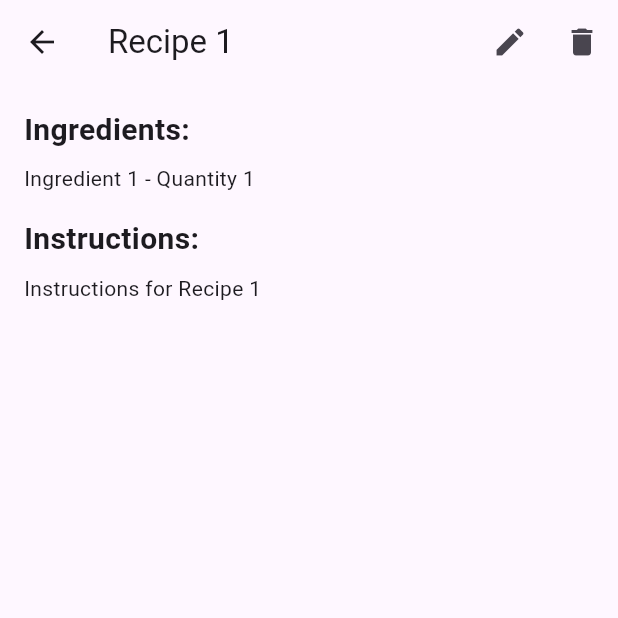
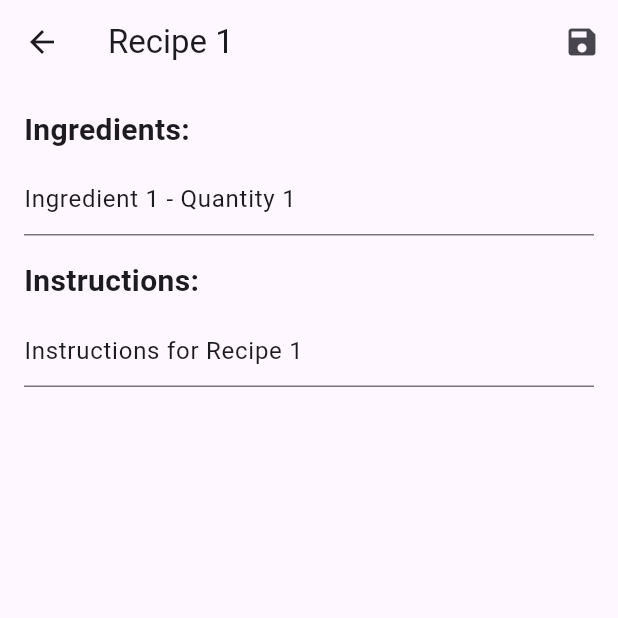
Before and after one commit to Ibrahimawoleiro/Recipe_Flutter_App, a Flutter app: the screen it shows after launch, after a tap on "Recipe 1", on a phone screen of 412 x 824 dp, the top half of it. Run offline on Flutter 3.47's test engine with Material 3 defaults, Android fonts, the phone set to English and light mode, and no system bars; our stand-ins replace flutter_colorpicker.

Commit message:
Adding the ability to modify recipe

```diff
--- a/lib/Model/Recipe.dart
+++ b/lib/Model/Recipe.dart
@@ -1,15 +1,24 @@
-// recipe.dart
+import 'package:flutter/foundation.dart';
 import 'Ingredient.dart';
+
 class Recipe {
-  final int id; // Add id property
+  final int id;
   final String name;
-  final List<Ingredient> ingredients;
-  final String instructions;
+  List<Ingredient> ingredients;
+  String instructions;
 
   Recipe({
-    required this.id, // Update constructor to accept id
+    required this.id,
     required this.name,
     required this.ingredients,
     required this.instructions,
   });
+
+  void updateInstructions(String newInstructions) {
+    instructions = newInstructions;
+  }
+
+  void updateIngredients(List<Ingredient> newIngredients) {
+    ingredients = newIngredients;
+  }
 }
--- a/lib/Views/recipe_detail_view.dart
+++ b/lib/Views/recipe_detail_view.dart
@@ -2,10 +2,26 @@ import 'package:flutter/material.dart';
 import 'package:recipe_app/Model/Recipe.dart';
 import 'package:provider/provider.dart';
 import 'package:recipe_app/ViewModel/RecipeViewModel.dart';
-class RecipeDetailView extends StatelessWidget {
+import '../Model/Ingredient.dart';
+class RecipeDetailView extends StatefulWidget {
   final Recipe recipe;
 
   RecipeDetailView({required this.recipe});
+
+  @override
+  _RecipeDetailViewState createState() => _RecipeDetailViewState();
+}
+
+class _RecipeDetailViewState extends State<RecipeDetailView> {
+  TextEditingController _ingredientsController = TextEditingController();
+  TextEditingController _instructionsController = TextEditingController();
+
+  @override
+  void initState() {
+    super.initState();
+    _ingredientsController.text = widget.recipe.ingredients.map((i) => '${i.name} - ${i.quantity}').join('\n');
+    _instructionsController.text = widget.recipe.instructions;
+  }
 
   @override
   Widget build(BuildContext context) {
@@ -13,18 +29,19 @@ class RecipeDetailView extends StatelessWidget {
 
     return Scaffold(
       appBar: AppBar(
-        title: Text(recipe.name),
+        title: Text(widget.recipe.name),
         actions: [
           IconButton(
-            icon: Icon(Icons.edit),
+            icon: Icon(Icons.save),
             onPressed: () {
-              // Navigate to the edit recipe view
-            },
-          ),
-          IconButton(
-            icon: Icon(Icons.delete),
-            onPressed: () {
-              recipeViewModel.deleteRecipe(recipe);
+              // Convert List<String> to List<Ingredient>
+              final List<Ingredient> newIngredients = _ingredientsController.text.split('\n').map((ingredient) {
+                var parts = ingredient.split(' - ');
+                return Ingredient(name: parts[0], quantity: parts[1]);
+              }).toList();
+
+              recipeViewModel.updateIngredients(widget.recipe, newIngredients);
+              recipeViewModel.updateInstructions(widget.recipe, _instructionsController.text);
               Navigator.pop(context); // Go back to the previous screen
             },
           ),
@@ -40,15 +57,28 @@ class RecipeDetailView extends StatelessWidget {
               style: TextStyle(fontSize: 20, fontWeight: FontWeight.bold),
             ),
             SizedBox(height: 8),
-            for (var ingredient in recipe.ingredients)
-              Text('${ingredient.name} - ${ingredient.quantity}'),
+            TextField(
+              controller: _ingredientsController,
+              maxLines: null,
+              keyboardType: TextInputType.multiline,
+              decoration: InputDecoration(
+                hintText: 'Enter ingredients...',
+              ),
+            ),
             SizedBox(height: 16),
             Text(
               'Instructions:',
               style: TextStyle(fontSize: 20, fontWeight: FontWeight.bold),
             ),
             SizedBox(height: 8),
-            Text(recipe.instructions),
+            TextField(
+              controller: _instructionsController,
+              maxLines: null,
+              keyboardType: TextInputType.multiline,
+              decoration: InputDecoration(
+                hintText: 'Enter instructions...',
+              ),
+            ),
           ],
         ),
       ),
```
Also changed, not shown: lib/ViewModel/RecipeViewModel.dart (+40 -7 lines), lib/Views/EditRecipeView.dart (added, +79 -0 lines).
